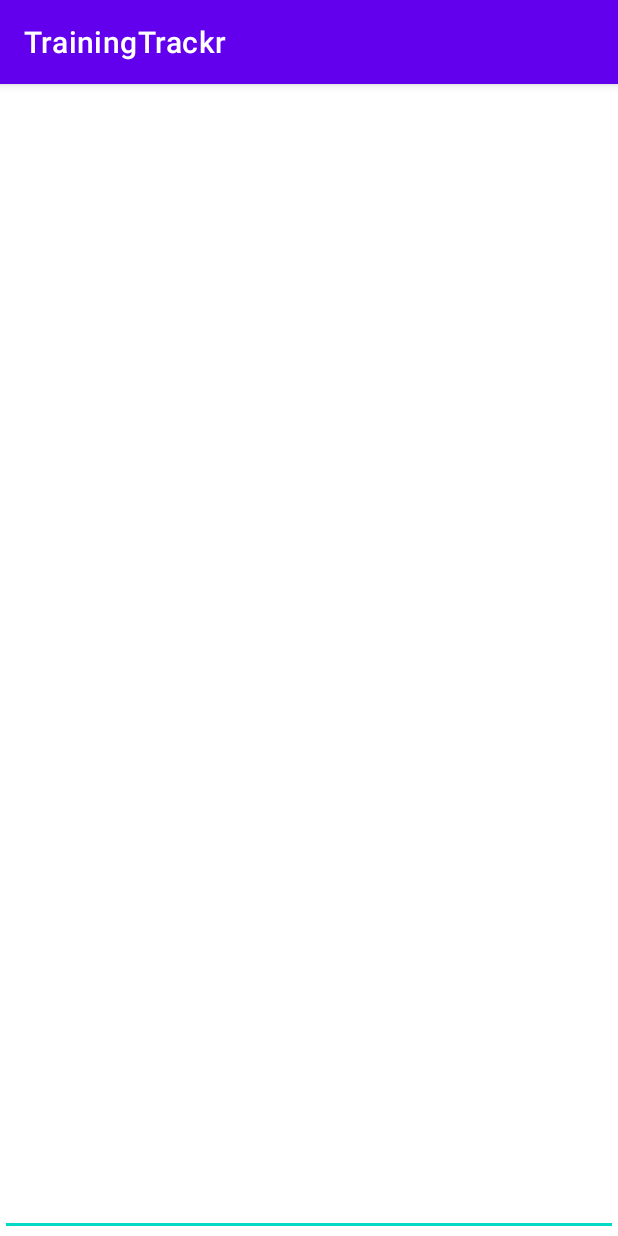
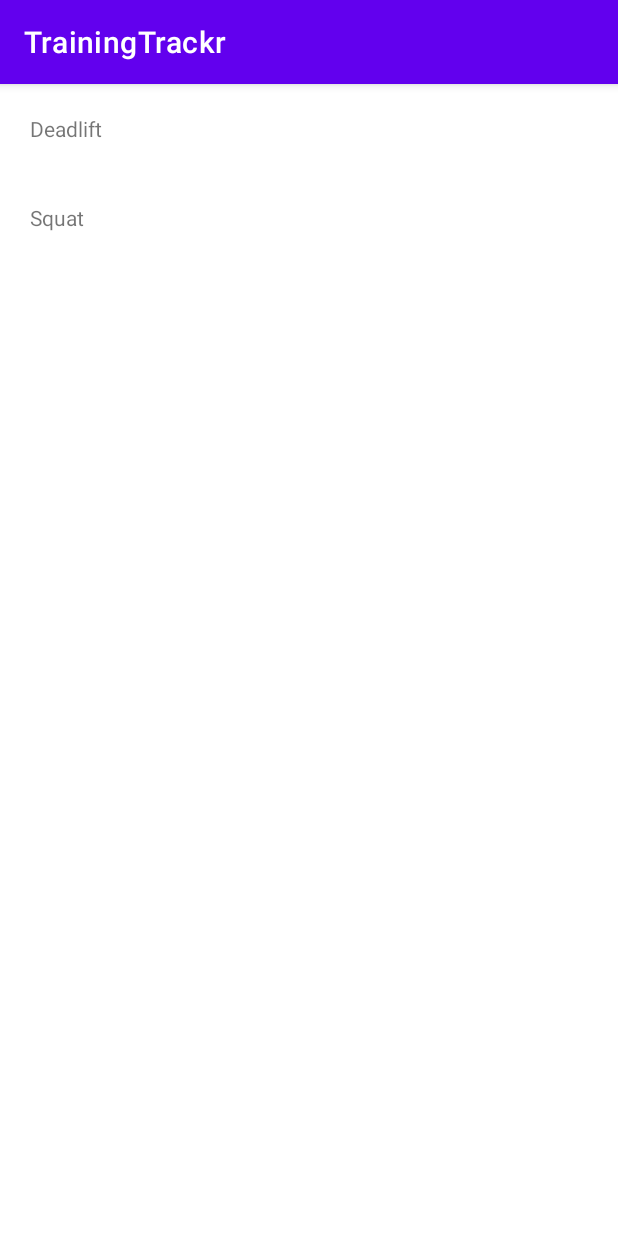
Before and after one commit to mandi234/TrainingTrackr, an Android app: the screen it shows after launch (TrainingNoteActivity before the commit, TrainingActivity after it), after a tap on an icon or button, on a phone screen of 412 x 824 dp. Run offline under Robolectric (Android 15) with nearby library versions, the phone set to English and light mode, and no system bars; 1 statement that could not run was skipped.

Commit message:
Add recyclerView to TrainingActivity, prototype view for exercies items

```diff
--- a/app/build.gradle
+++ b/app/build.gradle
@@ -33,6 +33,10 @@ dependencies {
     implementation 'androidx.appcompat:appcompat:1.2.0'
     implementation 'com.google.android.material:material:1.2.1'
     implementation 'androidx.constraintlayout:constraintlayout:2.0.1'
+    implementation "androidx.recyclerview:recyclerview:1.2.1"
+    // For control over item selection of both touch and mouse driven selection
+    implementation "androidx.recyclerview:recyclerview-selection:1.1.0"
+    implementation 'org.jetbrains:annotations:15.0'
     testImplementation 'junit:junit:4.+'
     androidTestImplementation 'androidx.test.ext:junit:1.1.2'
     androidTestImplementation 'androidx.test.espresso:espresso-core:3.3.0'
--- a/app/src/main/AndroidManifest.xml
+++ b/app/src/main/AndroidManifest.xml
@@ -9,7 +9,7 @@
         android:roundIcon="@mipmap/ic_launcher_round"
         android:supportsRtl="true"
         android:theme="@style/Theme.TrainingTrackr">
-        <activity android:name=".TrainingNoteActivity"></activity>
+        <activity android:name=".TrainingActivity"></activity>
         <activity android:name=".MainActivity">
             <intent-filter>
                 <action android:name="android.intent.action.MAIN" />
--- a/app/src/main/java/com/example/trainingtrackr/MainActivity.java
+++ b/app/src/main/java/com/example/trainingtrackr/MainActivity.java
@@ -6,7 +6,6 @@ import android.content.Intent;
 import android.os.Bundle;
 import android.view.View;
 
-import com.example.trainingtrackr.R;
 import com.google.android.material.floatingactionbutton.FloatingActionButton;
 
 public class MainActivity extends AppCompatActivity {
@@ -22,7 +21,7 @@ public class MainActivity extends AppCompatActivity {
         fab.setOnClickListener(new View.OnClickListener() {
             @Override
             public void onClick(View v) {
-                Intent trainingNoteIntent = new Intent(MainActivity.this, TrainingNoteActivity.class);
+                Intent trainingNoteIntent = new Intent(MainActivity.this, TrainingActivity.class);
                 MainActivity.this.startActivity(trainingNoteIntent);
             }
         });
--- /dev/null
+++ b/app/src/main/java/com/example/trainingtrackr/TrainingActivity.java
@@ -0,0 +1,44 @@
+package com.example.trainingtrackr;
+
+import androidx.appcompat.app.AppCompatActivity;
+import androidx.recyclerview.widget.DefaultItemAnimator;
+import androidx.recyclerview.widget.LinearLayoutManager;
+import androidx.recyclerview.widget.RecyclerView;
+
+import android.os.Bundle;
+
+import com.example.trainingtrackr.adapters.TrainingAdapter;
+import com.example.trainingtrackr.model.Exercise;
+
+import java.util.ArrayList;
+import java.util.List;
+
+public class TrainingActivity extends AppCompatActivity {
+
+    private List<Exercise> exercisesList;
+    private RecyclerView recyclerView;
+
+    @Override
+    protected void onCreate(Bundle savedInstanceState) {
+        super.onCreate(savedInstanceState);
+        setContentView(R.layout.activity_training);
+        recyclerView = findViewById(R.id.training_recycler_view);
+        exercisesList = new ArrayList<>();
+
+        exercisesList.add(new Exercise("Deadlift", 5, 5, 50, "Test notki"));
+        exercisesList.add(new Exercise("Squat", 2, 8, 150, "Test notki2"));
+        exercisesList.add();
+        initAdapter();
+
+
+    }
+
+    private void initAdapter() {
+        TrainingAdapter trainingAdapter = new TrainingAdapter(exercisesList);
+        RecyclerView.LayoutManager layoutManager =  new LinearLayoutManager(getApplicationContext());
+        recyclerView.setLayoutManager(layoutManager);
+        recyclerView.setAdapter(trainingAdapter);
+        recyclerView.setItemAnimator(new DefaultItemAnimator());
+
+    }
+}
--- a/app/src/main/java/com/example/trainingtrackr/TrainingNoteActivity.java
+++ /dev/null
@@ -1,14 +0,0 @@
-package com.example.trainingtrackr;
-
-import androidx.appcompat.app.AppCompatActivity;
-
-import android.os.Bundle;
-
-public class TrainingNoteActivity extends AppCompatActivity {
-
-    @Override
-    protected void onCreate(Bundle savedInstanceState) {
-        super.onCreate(savedInstanceState);
-        setContentView(R.layout.activity_training_note);
-    }
-}
--- /dev/null
+++ b/app/src/main/java/com/example/trainingtrackr/adapters/TrainingAdapter.java
@@ -0,0 +1,59 @@
+package com.example.trainingtrackr.adapters;
+
+import android.content.Context;
+import android.view.LayoutInflater;
+import android.view.View;
+import android.view.ViewGroup;
+import android.widget.TextView;
+
+import androidx.annotation.NonNull;
+import androidx.recyclerview.widget.RecyclerView;
+
+import com.example.trainingtrackr.R;
+import com.example.trainingtrackr.model.Exercise;
+import com.example.trainingtrackr.model.Training;
+
+import org.jetbrains.annotations.NotNull;
+
+import java.util.List;
+
+public class TrainingAdapter extends RecyclerView.Adapter<TrainingAdapter.ExcerciseViewHolder> {
+
+    private List<Exercise> exercisesList;
+
+
+    public TrainingAdapter(List<Exercise> exercisesList) {
+        this.exercisesList = exercisesList;
+    }
+
+
+    @NonNull
+    @NotNull
+    @Override
+    public ExcerciseViewHolder onCreateViewHolder(@NonNull @NotNull ViewGroup parent, int viewType) {
+        View itemView = LayoutInflater.from(parent.getContext()).inflate(R.layout.exercise_card_layout, parent, false);
+        return new ExcerciseViewHolder(itemView);
+    }
+
+    @Override
+    public void onBindViewHolder(@NonNull @NotNull TrainingAdapter.ExcerciseViewHolder holder, int position) {
+        String exerciseName = exercisesList.get(position).getName();
+        holder.exerciseNameTextView.setText(exerciseName);
+    }
+
+    @Override
+    public int getItemCount() {
+        return exercisesList.size();
+    }
+
+    public class ExcerciseViewHolder extends RecyclerView.ViewHolder {
+
+        private TextView exerciseNameTextView;
+
+        public ExcerciseViewHolder(@NonNull @NotNull View itemView) {
+            super(itemView);
+            exerciseNameTextView = itemView.findViewById(R.id.exercise_name_tv);
+
+        }
+    }
+}
--- /dev/null
+++ b/app/src/main/java/com/example/trainingtrackr/model/Exercise.java
@@ -0,0 +1,59 @@
+package com.example.trainingtrackr.model;
+
+public class Exercise {
+
+    private String name;
+    private int sets;
+    private int reps;
+    private int weight;
+    private String note;
+
+
+    public Exercise(String name, int sets, int reps, int weight, String note) {
+        this.name = name;
+        this.sets = sets;
+        this.reps = reps;
+        this.weight = weight;
+        this.note = note;
+    }
+
+    public String getName() {
+        return name;
+    }
+
+    public void setName(String name) {
+        this.name = name;
+    }
+
+    public int getSets() {
+        return sets;
+    }
+
+    public void setSets(int sets) {
+        this.sets = sets;
+    }
+
+    public int getReps() {
+        return reps;
+    }
+
+    public void setReps(int reps) {
+        this.reps = reps;
+    }
+
+    public int getWeight() {
+        return weight;
+    }
+
+    public void setWeight(int weight) {
+        this.weight = weight;
+    }
+
+    public String getNote() {
+        return note;
+    }
+
+    public void setNote(String note) {
+        this.note = note;
+    }
+}
--- /dev/null
+++ b/app/src/main/res/layout/activity_training.xml
@@ -0,0 +1,15 @@
+<?xml version="1.0" encoding="utf-8"?>
+<androidx.constraintlayout.widget.ConstraintLayout xmlns:android="http://schemas.android.com/apk/res/android"
+    xmlns:app="http://schemas.android.com/apk/res-auto"
+    xmlns:tools="http://schemas.android.com/tools"
+    android:layout_width="match_parent"
+    android:layout_height="match_parent"
+    tools:context=".TrainingActivity">
+
+    <androidx.recyclerview.widget.RecyclerView
+        android:id="@+id/training_recycler_view"
+        android:layout_width="match_parent"
+        android:layout_height="match_parent"
+        tools:layout_editor_absoluteX="1dp"
+        tools:layout_editor_absoluteY="1dp" />
+</androidx.constraintlayout.widget.ConstraintLayout>
--- a/app/src/main/res/layout/activity_training_note.xml
+++ b/app/src/main/res/layout/exercise_card_layout.xml
@@ -3,19 +3,19 @@
     xmlns:app="http://schemas.android.com/apk/res-auto"
     xmlns:tools="http://schemas.android.com/tools"
     android:layout_width="match_parent"
-    android:layout_height="match_parent"
-    tools:context=".TrainingNoteActivity">
+    android:layout_height="wrap_content">
 
-    <EditText
-        android:id="@+id/editTextTextMultiLine"
-        android:layout_width="fill_parent"
-        android:layout_height="fill_parent"
-        android:cursorVisible="false"
-        android:ems="10"
-        android:gravity="start|top"
-        android:inputType="textMultiLine"
+    <TextView
+        android:id="@+id/exercise_name_tv"
+        android:layout_width="wrap_content"
+        android:layout_height="wrap_content"
+        android:layout_marginStart="20dp"
+        android:layout_marginLeft="20dp"
+        android:layout_marginTop="20dp"
+        android:layout_marginBottom="20dp"
+        android:text="ExerciseName"
         app:layout_constraintBottom_toBottomOf="parent"
-        app:layout_constraintEnd_toEndOf="parent"
         app:layout_constraintStart_toStartOf="parent"
         app:layout_constraintTop_toTopOf="parent" />
+
 </androidx.constraintlayout.widget.ConstraintLayout>
--- a/app/src/main/res/values/strings.xml
+++ b/app/src/main/res/values/strings.xml
@@ -1,3 +1,9 @@
 <resources>
     <string name="app_name">TrainingTrackr</string>
+
+    <string-array name="excercises">
+        <item>Deadlift</item>
+        <item>Squat</item>
+        <item>Bench Press</item>
+    </string-array>
 </resources>
```
